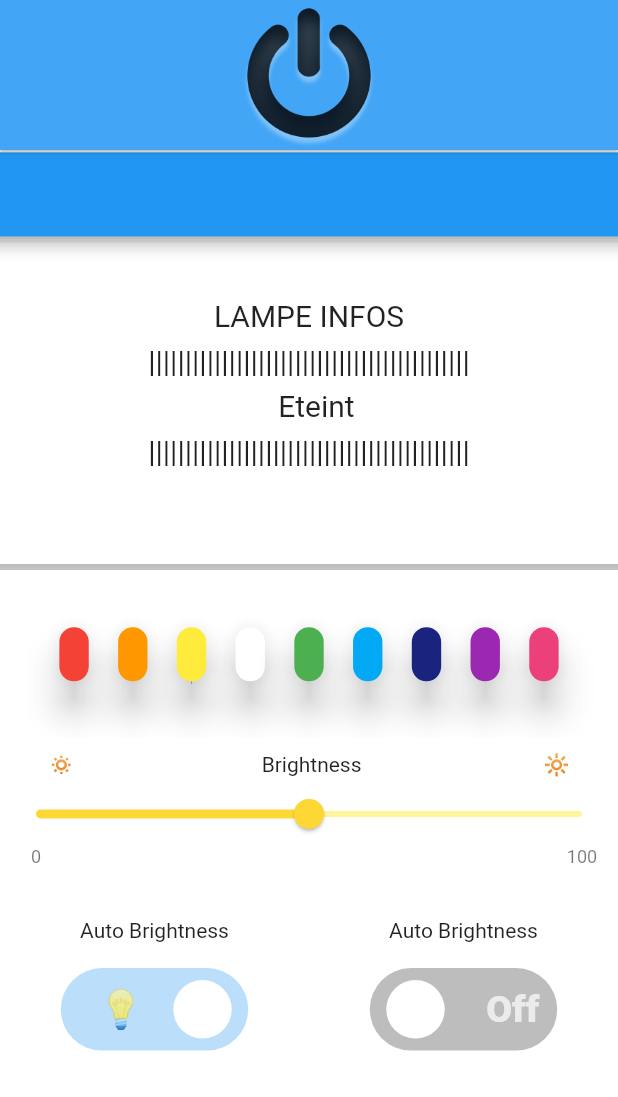
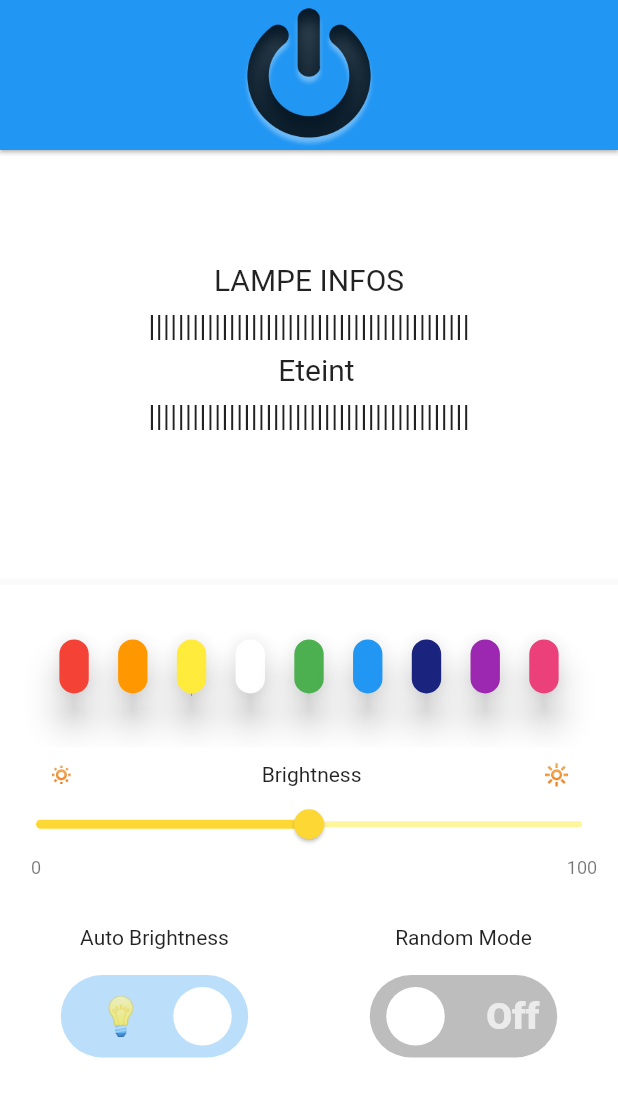
Before and after one commit to PA-2022-Moc/lightcontrol, a Flutter app: the screen it shows after launch, after a tap on "Off", on a phone screen of 412 x 824 dp. Shown: the top 1097 px of the screen. Run offline on Flutter 3.47's test engine with Material 2 defaults, Android fonts, the phone set to English and light mode, and no system bars; drawn by our look-alikes of flutter_switch, syncfusion_flutter_sliders.

Commit message:
card horizontal fonctionnel + changement du mode music en mode random

```diff
--- a/lib/components/horizontal_card.dart
+++ b/lib/components/horizontal_card.dart
@@ -14,9 +14,9 @@ class _HorizontalCarousselState extends State<HorizontalCaroussel> {
   @override
   Widget build(BuildContext context) {
     return Scaffold(
-      appBar: AppBar(),
       body: Center(
         child: SizedBox(
+          height: 800,
           child: PageView.builder(
             itemCount: 2,
             controller: PageController(viewportFraction: 0.7),
@@ -25,7 +25,7 @@ class _HorizontalCarousselState extends State<HorizontalCaroussel> {
               return Transform.scale(
                 scale: i == _index ? 1 : 0.9,
                 child: Card(
-                  elevation: 10,
+                  elevation: 0,
                   shape: RoundedRectangleBorder(
                       borderRadius: BorderRadius.circular(20)),
                   child: Center(
--- a/lib/components/switch_button.dart
+++ b/lib/components/switch_button.dart
@@ -5,7 +5,14 @@ class SwitchButton extends StatefulWidget {
   final String activeText;
   final bool isSwitched;
   final Function setSwitch;
-  const SwitchButton({Key? key, required this.activeText, required this.isSwitched, required this.setSwitch}) : super(key: key);
+  final String topText;
+  const SwitchButton(
+      {Key? key,
+      required this.activeText,
+      required this.isSwitched,
+      required this.setSwitch,
+      required this.topText})
+      : super(key: key);
 
   @override
   State<SwitchButton> createState() => _SwitchButtonState();
@@ -19,7 +26,7 @@ class _SwitchButtonState extends State<SwitchButton> {
         child: Column(
           children: <Widget>[
             SizedBox(height: 10.0),
-            Text("Auto Brightness"),
+            Text(widget.topText),
             SizedBox(height: 17.0),
             FlutterSwitch(
               activeText: widget.activeText,
--- a/lib/lamp.dart
+++ b/lib/lamp.dart
@@ -3,7 +3,7 @@ class Lamp {
   bool auto = false;
   bool music = false;
   int brightness = 50;
-  String color = "FFFFFF";
+  String color = "00B0F0";
 
   void infos() {
     print("      LAMPE INFOS \n");
@@ -21,9 +21,9 @@ class Lamp {
     }
 
     if (music == false) {
-      print("| Mode music désactivé |\n");
+      print("| Mode aleatoire désactivé |\n");
     } else {
-      print("| Mode music activé    |\n");
+      print("| Mode aleatoire activé    |\n");
     }
 
     print("| brightness à $brightness      |\n");
@@ -52,9 +52,9 @@ class Lamp {
     }
 
     if (music == false) {
-      line5 = "  Mode music désactivé  \n";
+      line5 = "  Mode aleatoire désactivé  \n";
     } else {
-      line5 = "  Mode music activé        \n";
+      line5 = "  Mode aleatoire activé        \n";
     }
 
     String line6 = "  brightness à $brightness         \n";
--- a/lib/views/my_app.dart
+++ b/lib/views/my_app.dart
@@ -11,6 +11,7 @@ class MyApp extends StatefulWidget {
     //You missed initialization part of state object.
   }
 }
+
 class _MyAppState extends State<MyApp> {
   static Lamp lamp = new Lamp();
   String line1 = "LAMPE INFOS \n";
@@ -18,9 +19,11 @@ class _MyAppState extends State<MyApp> {
   String line3 = "  Eteint                             \n";
   //String concatLinesWhenIsOff = "LAMPE INFOS \n" + "||||||||||||||||||||||||||||||||||||||||||||\n" + "  Eteint                             \n";
 
-  String infoLamp = "LAMPE INFOS \n" + "||||||||||||||||||||||||||||||||||||||||||||\n" + "  Eteint                             \n" + "||||||||||||||||||||||||||||||||||||||||||||\n"; //lamp.displayInfosLamp();
+  String infoLamp = "LAMPE INFOS \n" +
+      "||||||||||||||||||||||||||||||||||||||||||||\n" +
+      "  Eteint                             \n" +
+      "||||||||||||||||||||||||||||||||||||||||||||\n"; //lamp.displayInfosLamp();
   //lamp.infos(); //"ALLUMER LA LAMPE";
-
 
   String _statePower = 'images/power-off.jpeg';
 
@@ -38,6 +41,10 @@ class _MyAppState extends State<MyApp> {
     });
   }
 
+  Color changeColorBackgout() {
+    return Colors.blue;
+  }
+
   @override
   Widget build(BuildContext context) {
     return MaterialApp(
@@ -51,7 +58,7 @@ class _MyAppState extends State<MyApp> {
           preferredSize: Size.fromHeight(100.0), // here the desired height
           child: AppBar(
             toolbarHeight: 120.0,
-            backgroundColor: Colors.blue.shade400,
+            backgroundColor: changeColorBackgout(),
             elevation: 1,
             centerTitle: true,
             title: InkWell(
--- a/lib/views/my_home_page.dart
+++ b/lib/views/my_home_page.dart
@@ -25,7 +25,7 @@ class _MyHomePageState extends State<MyHomePage> {
     Colors.yellow: 'FFFF00',
     Colors.white: 'FFFFFF',
     Colors.green: '00B050',
-    Colors.lightBlue: '00B0F0',
+    Colors.blue: '00B0F0',
     Colors.indigo.shade900: '002060',
     Colors.purple: '7030A0',
     Colors.pink.shade400: 'FD6C9E'
@@ -96,13 +96,11 @@ class _MyHomePageState extends State<MyHomePage> {
       child: Column(
         children: <Widget>[
           FractionallySizedBox(
-            alignment: Alignment.topCenter,
             widthFactor: 2.0,
             child: Container(
-                color: Colors.white,
-                height: 280,
-                margin: const EdgeInsets.only(top: 0.8),
-                padding: const EdgeInsets.all(0.8),
+                height: 290,
+                // margin: const EdgeInsets.only(top: 0.8),
+                // padding: const EdgeInsets.all(0.8),
                 child: HorizontalCaroussel(content: widget.infoLamp)),
           ),
           Expanded(
@@ -138,7 +136,7 @@ class _MyHomePageState extends State<MyHomePage> {
                   Spacer(flex: 1),
                   ColorPalette(
                       setColor: () => setColor(Colors.lightBlue),
-                      color: Colors.lightBlue),
+                      color: Colors.blue),
                   Spacer(flex: 1),
                   ColorPalette(
                       setColor: () => setColor(Colors.indigo.shade900),
@@ -167,13 +165,17 @@ class _MyHomePageState extends State<MyHomePage> {
               child: Row(
                 children: <Widget>[
                   SwitchButton(
-                      activeText: "  💡",
-                      isSwitched: isSwitched,
-                      setSwitch: setSwitch),
+                    activeText: "  💡",
+                    isSwitched: isSwitched,
+                    setSwitch: setSwitch,
+                    topText: "Auto Brightness",
+                  ),
                   SwitchButton(
-                      activeText: "  🎵",
-                      isSwitched: isSwitched2,
-                      setSwitch: setSwitch2)
+                    activeText: "  🔀",
+                    isSwitched: isSwitched2,
+                    setSwitch: setSwitch2,
+                    topText: "Random Mode",
+                  )
                 ],
               ),
             ),
```
